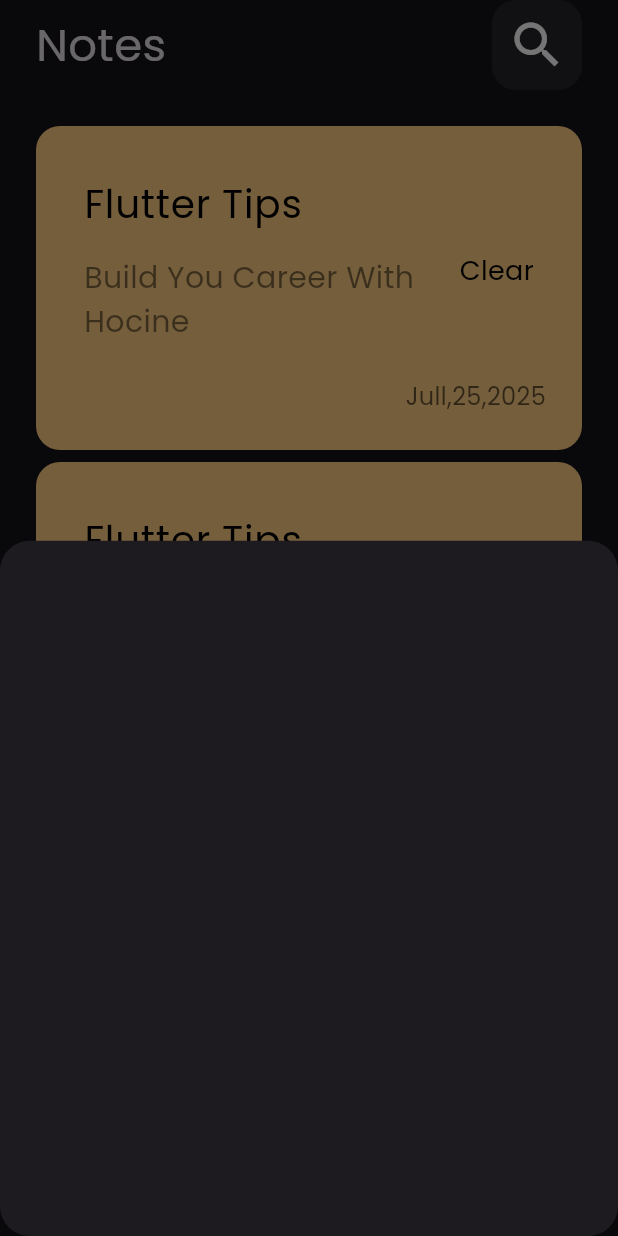
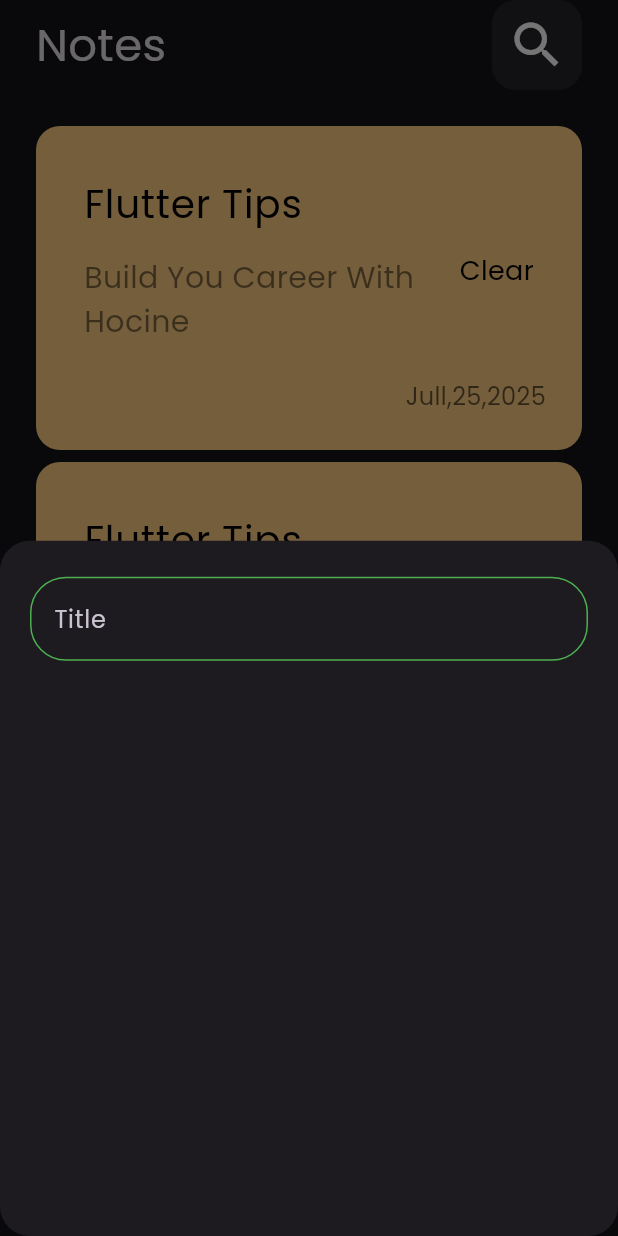
Before and after one commit to hocine1984/my_notes, a Flutter app: the screen it shows after launch, after a tap on the "add" icon, on a phone screen of 412 x 824 dp. Run offline on Flutter 3.47's test engine with Material 3 defaults, Android fonts, the phone set to English and light mode, and no system bars.

Commit message:
Create Custom Text Field

```diff
--- /dev/null
+++ b/lib/views/Widjets/Custom_TexteField.dart
@@ -0,0 +1,26 @@
+import 'package:flutter/material.dart';
+
+class CustomTextefield extends StatelessWidget {
+  const CustomTextefield({super.key});
+
+  @override
+  Widget build(BuildContext context) {
+    return TextField(
+      decoration: InputDecoration(
+        hintText: "Title",
+        border: OutlineInputBorder(
+          borderRadius: BorderRadius.circular(16),
+          borderSide: BorderSide(color: Colors.red),
+        ),
+        enabledBorder: OutlineInputBorder(
+          borderRadius: BorderRadius.circular(24),
+          borderSide: BorderSide(color: Colors.green),
+        ),
+        focusedBorder: OutlineInputBorder(
+          borderRadius: BorderRadius.circular(24),
+          borderSide: BorderSide(color: Colors.yellow),
+        ),
+      ),
+    );
+  }
+}
--- a/lib/views/Widjets/add_New_Note_BottomSheet.dart
+++ b/lib/views/Widjets/add_New_Note_BottomSheet.dart
@@ -1,10 +1,14 @@
 import 'package:flutter/material.dart';
+import 'package:my_notes/views/Widjets/Custom_TexteField.dart';
 
 class AddNewNoteBottomsheet extends StatelessWidget {
   const AddNewNoteBottomsheet({super.key});
 
   @override
   Widget build(BuildContext context) {
-    return Container();
+    return Padding(
+      padding: const EdgeInsets.symmetric(horizontal: 20),
+      child: Column(children: [SizedBox(height: 24), CustomTextefield()]),
+    );
   }
 }
```
